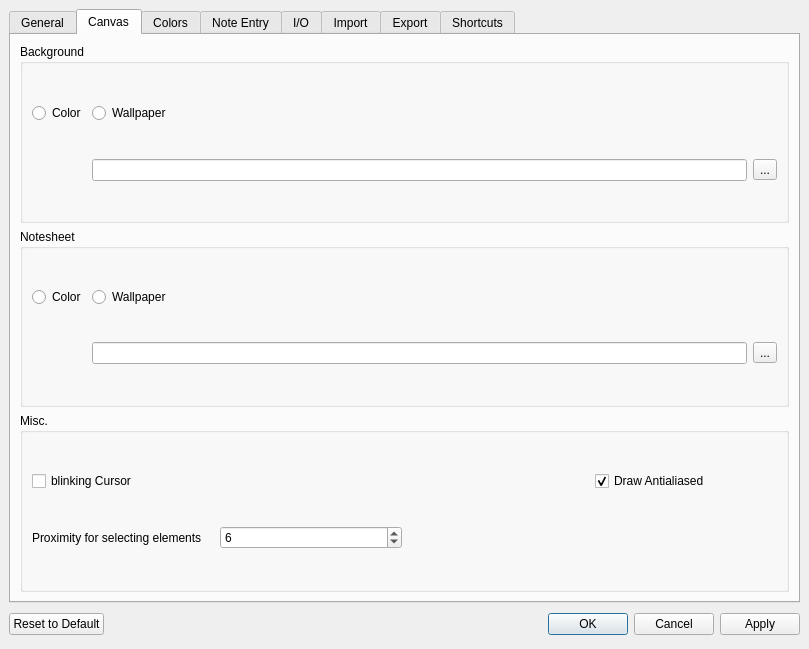
Qt form mscore/mscore/prefsdialog.ui (musescore/musescore-old) before a commit.
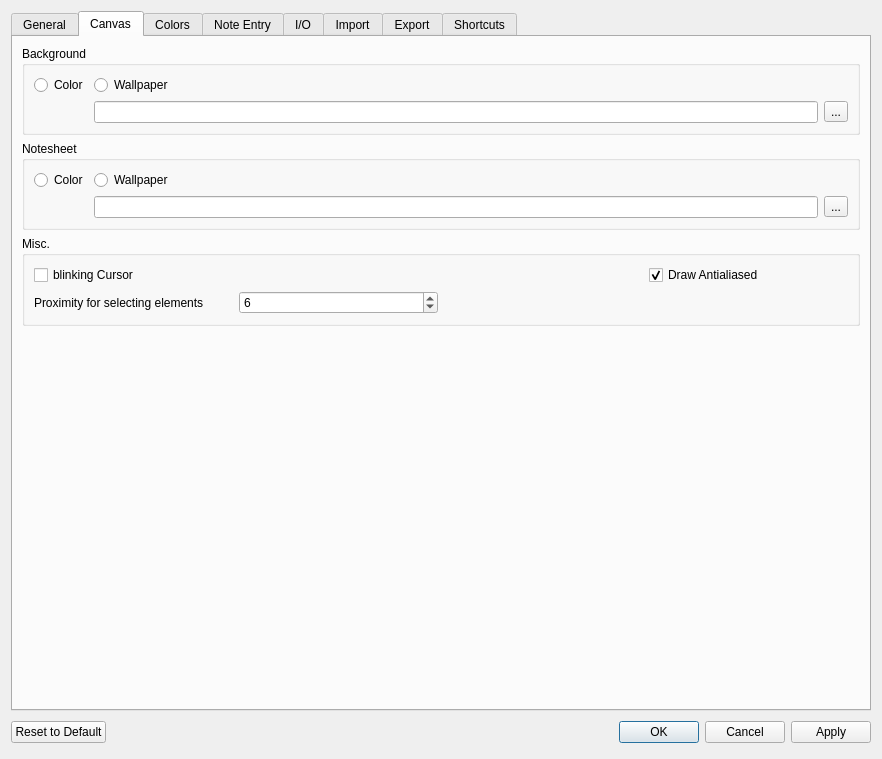
The same form after that commit. The open tabs and pages were chosen to show the change. Icons and pictures are not drawn. Custom widgets are drawn as their Qt base class.

What changed in the file:
```diff
--- a/mscore/mscore/prefsdialog.ui
+++ b/mscore/mscore/prefsdialog.ui
@@ -5,20 +5,14 @@
    <rect>
     <x>0</x>
     <y>0</y>
-    <width>809</width>
-    <height>649</height>
+    <width>882</width>
+    <height>759</height>
    </rect>
   </property>
   <property name="windowTitle" >
    <string>MuseScore: Preferences</string>
   </property>
-  <layout class="QVBoxLayout" >
-   <property name="spacing" >
-    <number>6</number>
-   </property>
-   <property name="margin" >
-    <number>9</number>
-   </property>
+  <layout class="QVBoxLayout" name="verticalLayout_2" >
    <item>
     <widget class="QTabWidget" name="General" >
      <property name="currentIndex" >
@@ -625,6 +619,19 @@
          </layout>
         </widget>
        </item>
+       <item>
+        <spacer name="verticalSpacer_3" >
+         <property name="orientation" >
+          <enum>Qt::Vertical</enum>
+         </property>
+         <property name="sizeHint" stdset="0" >
+          <size>
+           <width>20</width>
+           <height>40</height>
+          </size>
+         </property>
+        </spacer>
+       </item>
       </layout>
      </widget>
      <widget class="QWidget" name="tab3" >
```
Left out of the diff: 4 changed lines with no effect on the pictures.
